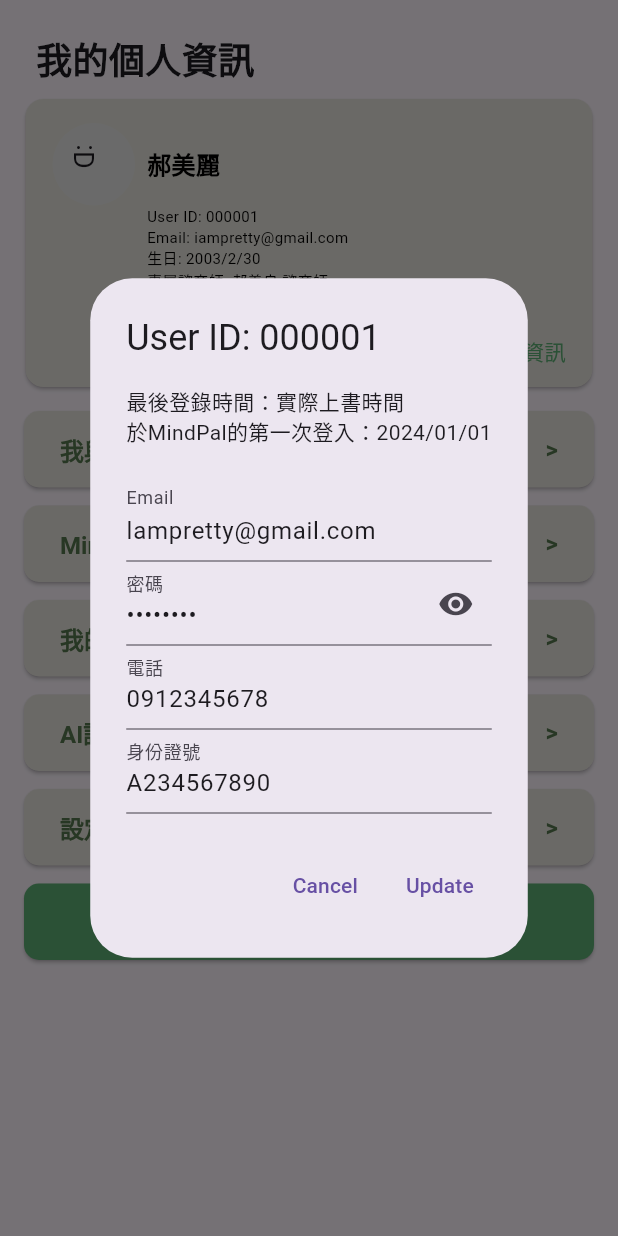
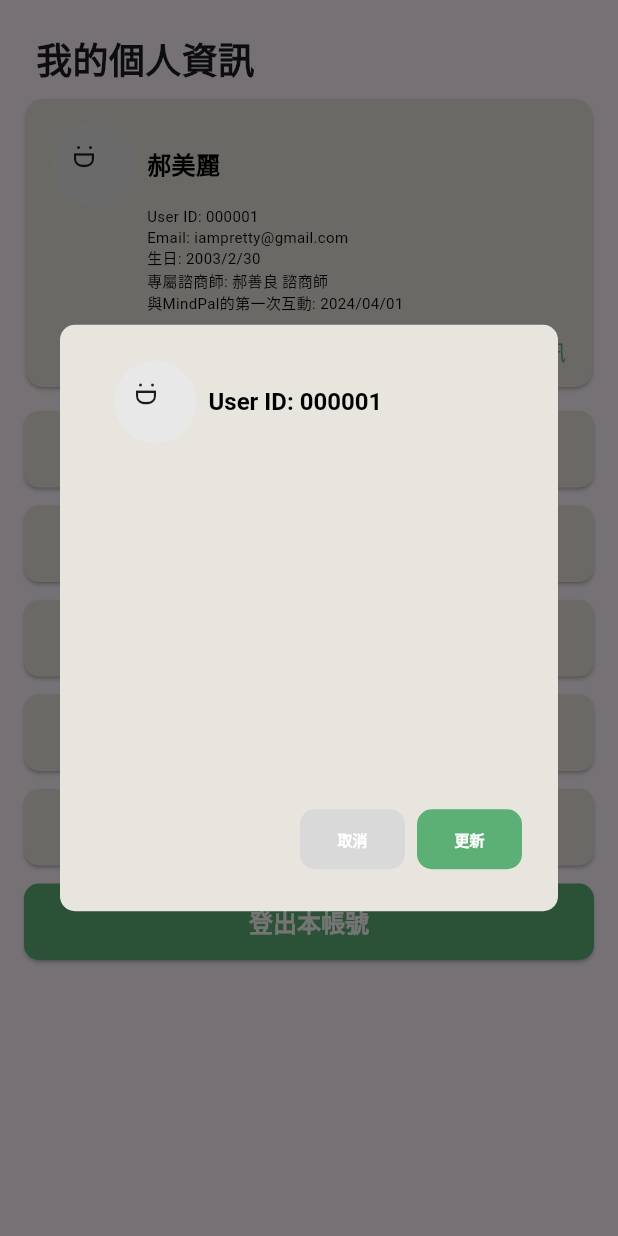
Before and after one commit to ycwei23/mindpal_flutter_app, a Flutter app: the ProfileView screen opened by its route, after a tap on "修改個人資訊", on a phone screen of 412 x 824 dp. Run offline on Flutter 3.47's test engine with Material 3 defaults, Android fonts, the phone set to English and light mode, and no system bars; our stand-ins replace shared_preferences; accounts and stored records are empty.

Commit message:
Fix every const problem

```diff
--- a/lib/constants/ui_colors.dart
+++ b/lib/constants/ui_colors.dart
@@ -1,15 +1,15 @@
 import 'package:flutter/material.dart';
 
 class UIColors {
-  static Color darkGreen = Color(0xFF56784F);
-  static Color lightGreen = Color(0xFF5DB075);
-  static Color grey4 = Color(0xFF999999);
-  static Color grey3 = Color(0xFFD9D9D9);
-  static Color grey2 = Color(0xFFE8E8E8);
-  static Color grey1 = Color(0xFFF6F6F6);
-  static Color white = Color(0xFFFFFFFF);
-  static Color apricot2 = Color(0xFFC7BEAB);
-  static Color apricot1 = Color(0xFFE8E5DE);
-  static Color red2 = Color(0xFFC36652);
-  static Color red1 = Color(0xFF9D433C);
+  static Color darkGreen = const Color(0xFF56784F);
+  static Color lightGreen = const Color(0xFF5DB075);
+  static Color grey4 = const Color(0xFF999999);
+  static Color grey3 = const Color(0xFFD9D9D9);
+  static Color grey2 = const Color(0xFFE8E8E8);
+  static Color grey1 = const Color(0xFFF6F6F6);
+  static Color white = const Color(0xFFFFFFFF);
+  static Color apricot2 = const Color(0xFFC7BEAB);
+  static Color apricot1 = const Color(0xFFE8E5DE);
+  static Color red2 = const Color(0xFFC36652);
+  static Color red1 = const Color(0xFF9D433C);
 }
--- a/lib/constants/ui_style.dart
+++ b/lib/constants/ui_style.dart
@@ -3,14 +3,40 @@ import 'package:mindpal_flutter_app/constants/ui_colors.dart';
 
 class UIStyle {
   static ButtonStyle bigButtonStyle = ElevatedButton.styleFrom(
+    backgroundColor: UIColors.lightGreen,
+    foregroundColor: UIColors.white,
+    splashFactory: NoSplash.splashFactory, // 完全取消水波紋效果
+    fixedSize: const Size(343, 60),
+    textStyle: const TextStyle(
+      fontSize: 16,
+      fontWeight: FontWeight.bold
+    )
+  );
+
+  static ButtonStyle dialogCencelButtonStyle = ElevatedButton.styleFrom(
+      backgroundColor: UIColors.grey3,
+      foregroundColor: UIColors.white,
+      shape: RoundedRectangleBorder(borderRadius: BorderRadius.circular(10)),
+      splashFactory: NoSplash.splashFactory, // 完全取消水波紋效果
+      fixedSize: const Size(70, 40),
+      textStyle: const TextStyle(
+        fontSize: 10,
+        fontWeight: FontWeight.bold
+      ),
+      elevation: 0,
+  );
+
+  static ButtonStyle dialogUpdateButtonStyle = ElevatedButton.styleFrom(
       backgroundColor: UIColors.lightGreen,
       foregroundColor: UIColors.white,
+      shape: RoundedRectangleBorder(borderRadius: BorderRadius.circular(10)),
       splashFactory: NoSplash.splashFactory, // 完全取消水波紋效果
-      fixedSize: const Size(343, 60),
-      textStyle: TextStyle(
-        fontSize: 16,
+      fixedSize: const Size(70, 40),
+      textStyle: const TextStyle(
+        fontSize: 10,
         fontWeight: FontWeight.bold
-      )
+      ),
+      elevation: 0,
   );
 
   static ButtonStyle logoutButtonStyle = ElevatedButton.styleFrom(
@@ -18,7 +44,7 @@ class UIStyle {
       foregroundColor: UIColors.white,
       splashFactory: NoSplash.splashFactory, // 完全取消水波紋效果
       fixedSize: const Size(343, 51),
-      textStyle: TextStyle(
+      textStyle: const TextStyle(
         fontSize: 16,
         fontWeight: FontWeight.bold
       ),
@@ -30,14 +56,14 @@ class UIStyle {
       foregroundColor: UIColors.darkGreen,
       splashFactory: NoSplash.splashFactory, // 完全取消水波紋效果
       fixedSize: const Size(343, 51),
-      textStyle: TextStyle(
+      textStyle: const TextStyle(
         fontSize: 16,
         fontWeight: FontWeight.bold
       ),
       shape: RoundedRectangleBorder(borderRadius: BorderRadius.circular(10)),
   );
 
-  static TextStyle hintTextStyle = TextStyle(
+  static TextStyle hintTextStyle = const TextStyle(
     color: Color(0XFFBDBDBD),
     height: 1
   );
@@ -57,18 +83,18 @@ class UIStyle {
     color: UIColors.lightGreen,
   );
 
-  static TextStyle lastestSummaryTextStyle = TextStyle(
+  static TextStyle lastestSummaryTextStyle = const TextStyle(
     color: Colors.black,
     fontSize: 12,
     fontWeight: FontWeight.normal
   );
 
-  static TextStyle userInfoCardTextStyle = TextStyle(
+  static TextStyle userInfoCardTextStyle = const TextStyle(
     color: Colors.black,
     fontSize: 10,
     fontWeight: FontWeight.normal
   );
-  static TextStyle userNameTextStyle = TextStyle(
+  static TextStyle userNameTextStyle = const TextStyle(
     color: Colors.black,
     fontSize: 16,
     fontWeight: FontWeight.bold
--- a/lib/views/ai_consult_view.dart
+++ b/lib/views/ai_consult_view.dart
@@ -23,11 +23,11 @@ class _AIConsultViewState extends State<AIConsultView> {
           children: [
             Expanded(
               child: ListView(
-                children: [
+                children: const [
                 ],
               ),
             ),
-            Padding(
+            const Padding(
               padding: EdgeInsets.only(left: 16, right: 16),
               child: ChatTextField()
             )
--- a/lib/views/first_view.dart
+++ b/lib/views/first_view.dart
@@ -18,7 +18,7 @@ class _FirstViewState extends State<FirstView> {
         child: ListView(
           children: [
             Padding(
-              padding: EdgeInsets.only(left: 12, right: 12, top: 120, bottom: 12),
+              padding: const EdgeInsets.only(left: 12, right: 12, top: 120, bottom: 12),
               child: Container(
                 width: 185,
                 height: 185,
@@ -28,11 +28,11 @@ class _FirstViewState extends State<FirstView> {
                 ),
               ),
             ),
-            Padding(
+            const Padding(
               padding: EdgeInsets.only(left: 20, right: 20, top: 16, bottom: 8),
               child: LoginViewButton()
             ),
-            Padding(
+            const Padding(
               padding: EdgeInsets.only(left: 20, right: 20, top: 8, bottom: 12),
               child: SignupViewButton()
             ),
--- a/lib/views/home_view.dart
+++ b/lib/views/home_view.dart
@@ -15,7 +15,7 @@ class _HomeViewState extends State<HomeView> {
   Widget build(BuildContext context) {
     return Scaffold(
       body: ListView(
-        children: [
+        children: const [
           Padding(
             padding: EdgeInsets.only(left: 16, right: 16, top: 14, bottom: 6),
             child: Text("早安, 郝美麗", style: TextStyle(fontWeight: FontWeight.bold, fontSize: 24),),
--- a/lib/views/mood_diary_view.dart
+++ b/lib/views/mood_diary_view.dart
@@ -12,7 +12,7 @@ class _MoodDiaryViewState extends State<MoodDiaryView> {
   Widget build(BuildContext context) {
     return Scaffold(
       body: ListView(
-        children: [
+        children: const [
           Padding(
             padding: EdgeInsets.only(left: 16, right: 8, top: 14, bottom: 6),
             child: Text("我的情緒日誌", style: TextStyle(fontWeight: FontWeight.bold, fontSize: 24),),
--- a/lib/views/my_therapist_view.dart
+++ b/lib/views/my_therapist_view.dart
@@ -12,7 +12,7 @@ class _MyTherapistViewState extends State<MyTherapistView> {
   Widget build(BuildContext context) {
     return Scaffold(
       body: ListView(
-        children: [
+        children: const [
           Padding(
             padding: EdgeInsets.only(left: 16, right: 8, top: 14, bottom: 6),
             child: Text("我與諮商師", style: TextStyle(fontWeight: FontWeight.bold, fontSize: 24),),
--- a/lib/views/profile_view.dart
+++ b/lib/views/profile_view.dart
@@ -15,9 +15,9 @@ class _ProfileViewState extends State<ProfileView> {
   Widget build(BuildContext context) {
     return Scaffold(
       body: Padding(
-        padding: EdgeInsets.all(8.0),
+        padding: const EdgeInsets.all(8.0),
         child: ListView(
-          children: [
+          children: const [
             Padding(
               padding: EdgeInsets.only(left: 16, right: 8, top: 14, bottom: 6),
               child: Text("我的個人資訊", style: TextStyle(fontWeight: FontWeight.bold, fontSize: 24),),
--- a/lib/widgets/buttons/profile_buttons.dart
+++ b/lib/widgets/buttons/profile_buttons.dart
@@ -10,7 +10,7 @@ class NavToMoodDiaryButton extends StatelessWidget {
     return ElevatedButton(
         style: UIStyle.profileButtonStyle,
         onPressed: () => {print("NavToMoodDiaryButton on pressed.")},
-        child: Row(
+        child: const Row(
           mainAxisAlignment: MainAxisAlignment.spaceBetween,
           children: [
             Text("我的情緒日誌"),
@@ -29,7 +29,7 @@ class NavToMyTherapistButton extends StatelessWidget {
     return ElevatedButton(
         style: UIStyle.profileButtonStyle,
         onPressed: () => {print("NavToMyTherapistButton on pressed.")},
-        child: Row(
+        child: const Row(
           mainAxisAlignment: MainAxisAlignment.spaceBetween,
           children: [
             Text("我與諮商師"),
@@ -48,7 +48,7 @@ class NavToConsultlogButton extends StatelessWidget {
     return ElevatedButton(
         style: UIStyle.profileButtonStyle,
         onPressed: () => {print("NavToConsultlogButton on pressed.")},
-        child: Row(
+        child: const Row(
           mainAxisAlignment: MainAxisAlignment.spaceBetween,
           children: [
             Text("AI諮商紀錄"),
@@ -67,7 +67,7 @@ class NavToTherapistListButton extends StatelessWidget {
     return ElevatedButton(
         style: UIStyle.profileButtonStyle,
         onPressed: () => {print("NavToTherapistListButton on pressed.")},
-        child: Row(
+        child: const Row(
           mainAxisAlignment: MainAxisAlignment.spaceBetween,
           children: [
             Text("MinpPal諮商師總覽"),
@@ -89,7 +89,7 @@ class NavToSystemSettingsButton extends StatelessWidget {
           print("NavToSystemSettingsButton on pressed."),
           Navigator.pushNamed(context, Routes.systemSettings)
         },
-        child: Row(
+        child: const Row(
           mainAxisAlignment: MainAxisAlignment.spaceBetween,
           children: [
             Text("設定"),
--- a/lib/widgets/cards/mood_elf_card.dart
+++ b/lib/widgets/cards/mood_elf_card.dart
@@ -13,11 +13,11 @@ class _MoodElfCardState extends State<MoodElfCard> {
   @override
   Widget build(BuildContext context) {
     return Padding(
-      padding: EdgeInsets.only(left: 12, right: 12, top: 6, bottom: 6),
+      padding: const EdgeInsets.only(left: 12, right: 12, top: 6, bottom: 6),
       child: Card(
         color: UIColors.apricot1,
         child: Padding(
-          padding: EdgeInsets.only(left: 12, right: 12, top: 12, bottom: 32),
+          padding: const EdgeInsets.only(left: 12, right: 12, top: 12, bottom: 32),
           child: Column(
             mainAxisSize: MainAxisSize.min,
             children: [
@@ -27,7 +27,7 @@ class _MoodElfCardState extends State<MoodElfCard> {
                   Text("情緒小精靈", style: UIStyle.cardTitleTextStyle,)
                 ],
               ),
-              Padding(
+              const Padding(
                 padding: EdgeInsets.only(top: 30, bottom: 30),
                 child: Text("你遠比你想象中的還要強大。", style: TextStyle(fontWeight: FontWeight.bold, fontSize: 18),),
               )
--- a/lib/widgets/cards/user_info_card.dart
+++ b/lib/widgets/cards/user_info_card.dart
@@ -16,7 +16,7 @@ class _UserInfoCardState extends State<UserInfoCard> {
     return Card(
       color: UIColors.apricot1,
       child: Padding(
-        padding: EdgeInsets.only(left: 6, right: 6, top: 16, bottom: 0),
+        padding: const EdgeInsets.only(left: 6, right: 6, top: 16, bottom: 0),
         child: Column(
           mainAxisSize: MainAxisSize.min,
           crossAxisAlignment: CrossAxisAlignment.start,
@@ -24,11 +24,15 @@ class _UserInfoCardState extends State<UserInfoCard> {
             Row(
               children: [
                 Padding(
-                  padding: EdgeInsets.only(left: 12, right: 8),
+                  padding: const EdgeInsets.only(left: 12, right: 8),
                   child: Container(
                     height: 55,
                     width: 55,
-                    child: Center(
+                    decoration: BoxDecoration(
+                      color: UIColors.grey2,
+                      shape: BoxShape.circle
+                    ),
+                    child: const Center(
                       child: Column(
                         children: [
                           RotatedBox(
@@ -48,17 +52,13 @@ class _UserInfoCardState extends State<UserInfoCard> {
                         ],
                       )
                     ),
-                    decoration: BoxDecoration(
-                      color: UIColors.grey2,
-                      shape: BoxShape.circle
-                    ),
                   ),
                 ),
                 Text("郝美麗", style: UIStyle.userNameTextStyle,),
               ],
             ),
             Padding(
-              padding: EdgeInsets.only(left: 75),
+              padding: const EdgeInsets.only(left: 75),
               child: Column(
                 crossAxisAlignment: CrossAxisAlignment.start,
                 children: [
@@ -75,7 +75,7 @@ class _UserInfoCardState extends State<UserInfoCard> {
               children: [
                 TextButton(
                   onPressed: () => {
-                    showDialog(context: context, builder: (context) => UserInfoDialog())
+                    showDialog(context: context, builder: (context) => const UserInfoDialog())
                   },
                   child: Text("修改個人資訊", style: UIStyle.cardTextButtonTextStyle,)
                 )
--- a/lib/widgets/dialogs/user_info_dialog.dart
+++ b/lib/widgets/dialogs/user_info_dialog.dart
@@ -1,4 +1,6 @@
 import 'package:flutter/material.dart';
+import 'package:mindpal_flutter_app/constants/ui_colors.dart';
+import 'package:mindpal_flutter_app/constants/ui_style.dart';
 
 class UserInfoDialog extends StatefulWidget {
   const UserInfoDialog({super.key});
@@ -11,60 +13,87 @@ class _UserInfoDialogState extends State<UserInfoDialog> {
   @override
   Widget build(BuildContext context) {
     return AlertDialog(
-      title: Text("User ID: 000001"),
-      content: SingleChildScrollView(
-        child: ListBody(
-          children: <Widget>[
-            Text("最後登錄時間：實際上書時間"),
-            Text("於MindPal的第一次登入：2024/01/01"),
-            SizedBox(height: 20),
-            TextFormField(
-              initialValue: 'lampretty@gmail.com',
-              decoration: InputDecoration(
-                labelText: 'Email',
-              ),
-            ),
-            TextFormField(
-              initialValue: '********',
-              obscureText: true,
-              decoration: InputDecoration(
-                labelText: '密碼',
-                suffixIcon: IconButton(
-                  icon: Icon(Icons.visibility),
-                  onPressed: () {},
-                ),
-              ),
-            ),
-            TextFormField(
-              initialValue: '0912345678',
-              decoration: InputDecoration(
-                labelText: '電話',
-              ),
-            ),
-            TextFormField(
-              initialValue: 'A234567890',
-              decoration: InputDecoration(
-                labelText: '身份證號',
-              ),
-            ),
+      backgroundColor: UIColors.apricot1,
+      shape: RoundedRectangleBorder(borderRadius: BorderRadius.circular(10)),
+      title: const DialogTitle(),
+      content: ConstrainedBox(
+        constraints: const BoxConstraints(
+          maxWidth: 300,
+          minWidth: 300,
+          minHeight: 200,
+          maxHeight: 200,
+        ),
+        child: const Column(
+          children: [
+
           ],
         ),
       ),
       actions: <Widget>[
-        TextButton(
-          onPressed: () {
-            Navigator.of(context).pop();
-          },
-          child: Text('Cancel'),
+        ElevatedButton(
+          onPressed: () => {Navigator.pop(context)},
+          style: UIStyle.dialogCencelButtonStyle,
+          child: const Center(
+            child: Text("取消"),
+          ),
         ),
-        TextButton(
-          onPressed: () {
-            // 實現更新邏輯
-            Navigator.of(context).pop();
-          },
-          child: Text('Update'),
+        ElevatedButton(
+          onPressed: () => {Navigator.pop(context)},
+          style: UIStyle.dialogUpdateButtonStyle,
+          child: const Center(
+            child: Text("更新"),
+          ),
         ),
       ],
     );
   }
 }
+
+class DialogTitle extends StatefulWidget {
+  const DialogTitle({super.key});
+
+  @override
+  State<DialogTitle> createState() => _DialogTitleState();
+}
+
+class _DialogTitleState extends State<DialogTitle> {
+  @override
+  Widget build(BuildContext context) {
+    return Row(
+      children: [
+        Padding(
+          padding: const EdgeInsets.only(left: 12, right: 8),
+          child: Container(
+            height: 55,
+            width: 55,
+            decoration: BoxDecoration(
+              color: UIColors.grey2,
+              shape: BoxShape.circle
+            ),
+            child: const Center(
+              child: Column(
+                children: [
+                  RotatedBox(
+                    quarterTurns: 1,
+                    child: Padding(
+                      padding: EdgeInsets.only(left: 14, top: 10),
+                      child: Text(":", style: TextStyle(fontSize: 18, fontWeight: FontWeight.normal)),
+                    )
+                  ),
+                  RotatedBox(
+                    quarterTurns: 1,
+                    child: Padding(
+                      padding: EdgeInsets.only(top: 14),
+                      child: Text("D", style: TextStyle(fontSize: 18, fontWeight: FontWeight.normal)),
+                    )
+                  ),
+                ],
+              )
+            ),
+          ),
+        ),
+        Text("User ID: 000001", style: UIStyle.userNameTextStyle,),
+      ],
+    );
+  }
+}
```
Also changed, not shown: lib/constants/routes.dart (+16 -16 lines), lib/views/login_view.dart (+4 -4 lines), lib/views/signup_view.dart (+5 -5 lines), lib/widgets/cards/latest_summary_card.dart (+4 -4 lines), lib/widgets/cards/mood_status_card.dart (+8 -8 lines), lib/widgets/textfields/chat_textfield.dart (+6 -6 lines).
